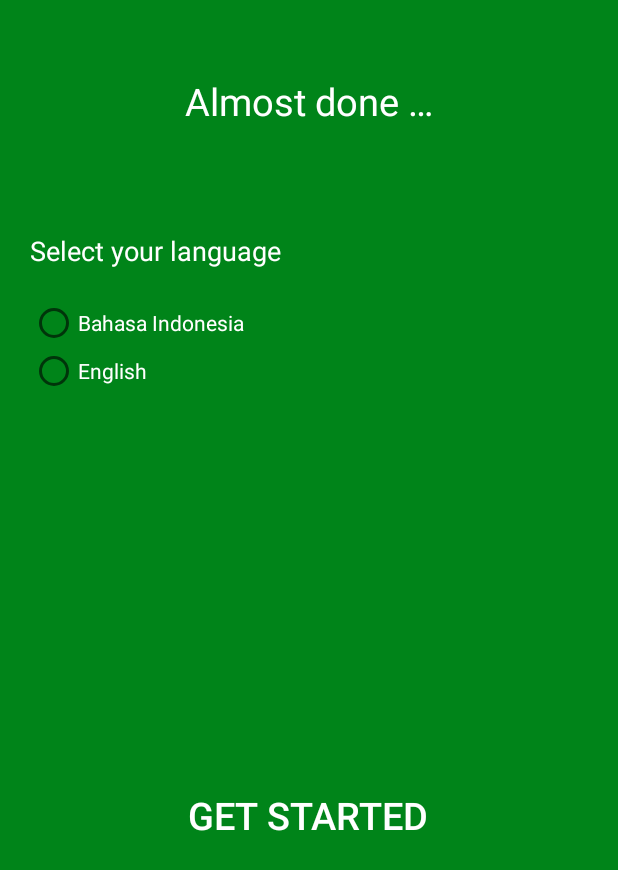
After one commit to mrbagaskoro/android-mycillin-user, an Android app: the layout fragment_intro_four.xml on its own in the app's theme, with its tools: preview values and no code run, on a phone screen of 412 x 824 dp. The commit adds this screen. Shown: the top 870 px of the screen. Run offline under Robolectric (Android 15) with nearby library versions, the phone set to English and light mode, and no system bars.

Commit message:
Add Intro Activity

```diff
--- a/app/build.gradle
+++ b/app/build.gradle
@@ -34,6 +34,7 @@ dependencies {
     compile 'com.facebook.stetho:stetho:1.5.0'
     compile 'com.ahmedjazzar.rosetta:rosetta:1.0.1'
     compile 'com.github.apl-devs:appintro:v4.2.2'
+    compile 'com.android.support:support-v4:26.+'
     testCompile 'junit:junit:4.12'
     annotationProcessor 'com.jakewharton:butterknife-compiler:8.6.0'
 }
--- a/app/src/main/AndroidManifest.xml
+++ b/app/src/main/AndroidManifest.xml
@@ -39,7 +39,7 @@
             android:name=".activity.MainActivity"
             android:label="@string/app_name"
             android:theme="@style/AppTheme.NoActionBar" />
-        <activity android:name=".activity.LanguagePreferencesActivity"></activity>
+        <activity android:name=".activity.IntroActivity"></activity>
     </application>
 
 </manifest>
--- a/app/src/main/java/com/mycillin/user/activity/SplashActivity.java
+++ b/app/src/main/java/com/mycillin/user/activity/SplashActivity.java
@@ -29,7 +29,7 @@ public class SplashActivity extends AppCompatActivity {
         Handler handler = new Handler(Looper.getMainLooper());
         handler.postDelayed(new Runnable() {
             public void run() {
-                Intent intent = new Intent(SplashActivity.this, LanguagePreferencesActivity.class);
+                Intent intent = new Intent(SplashActivity.this, IntroActivity.class);
                 startActivity(intent);
                 finish();
             }
--- a/app/src/main/res/layout/activity_language_preferences.xml
+++ b/app/src/main/res/layout/activity_intro.xml
@@ -3,7 +3,7 @@
     xmlns:tools="http://schemas.android.com/tools"
     android:layout_width="match_parent"
     android:layout_height="match_parent"
-    tools:context="com.mycillin.user.activity.LanguagePreferencesActivity">
+    tools:context="com.mycillin.user.activity.IntroActivity">
 
     <include layout="@layout/component_toolbar" />
 
--- /dev/null
+++ b/app/src/main/res/layout/fragment_intro_four.xml
@@ -0,0 +1,108 @@
+<?xml version="1.0" encoding="utf-8"?>
+<RelativeLayout xmlns:android="http://schemas.android.com/apk/res/android"
+    android:layout_width="match_parent"
+    android:layout_height="match_parent"
+    android:orientation="vertical"
+    android:background="@color/colorPrimaryDark">
+
+    <TextView
+        android:id="@+id/introFour_tv_desc"
+        android:layout_width="wrap_content"
+        android:layout_height="wrap_content"
+        android:padding="50dp"
+        android:text="@string/intro_four_desc"
+        android:textSize="25sp"
+        android:layout_centerHorizontal="true"
+        android:textColor="#ffffff" />
+
+    <TextView
+        android:id="@+id/introFour_tv_languageSelectTxt"
+        android:layout_below="@+id/introFour_tv_desc"
+        android:layout_width="wrap_content"
+        android:layout_height="wrap_content"
+        android:padding="20dp"
+        android:text="@string/intro_four_select_language"
+        android:textSize="18sp"
+        android:textColor="#ffffff" />
+
+    <RadioGroup
+        android:id="@+id/introFour_rg_radioGroup"
+        android:layout_below="@+id/introFour_tv_languageSelectTxt"
+        android:layout_width="fill_parent"
+        android:layout_height="wrap_content"
+        android:paddingLeft="20dp"
+        android:paddingStart="20dp"
+        android:paddingRight="20dp"
+        android:paddingEnd="20dp"
+        android:orientation="vertical">
+
+        <RadioButton
+            android:id="@+id/introFour_rb_radioIn"
+            android:layout_width="wrap_content"
+            android:layout_height="wrap_content"
+            android:layout_marginEnd="@dimen/spacing_medium"
+            android:text="@string/intro_four_language_in"
+            android:textColor="@color/white" />
+
+        <RadioButton
+            android:id="@+id/introFour_rb_radioEn"
+            android:layout_width="wrap_content"
+            android:layout_height="wrap_content"
+            android:layout_marginEnd="@dimen/spacing_medium"
+            android:text="@string/intro_four_language_en"
+            android:textColor="@color/white" />
+
+        <!--<LinearLayout
+            android:layout_width="wrap_content"
+            android:layout_height="wrap_content"
+            android:orientation="horizontal" >
+
+            <RadioButton
+                android:id="@+id/introFour_rb_radioIn"
+                android:layout_width="wrap_content"
+                android:layout_height="wrap_content"
+                android:layout_marginEnd="@dimen/spacing_medium"
+                android:text="@string/intro_four_language_in"
+                android:textColor="@color/white" />
+
+            &lt;!&ndash;<ImageView
+                android:layout_width="wrap_content"
+                android:layout_height="wrap_content"
+                android:src="@drawable/ic_menu_camera" />&ndash;&gt;
+
+        </LinearLayout>
+
+        <LinearLayout
+            android:layout_width="wrap_content"
+            android:layout_height="wrap_content"
+            android:orientation="horizontal" >
+
+            <RadioButton
+                android:id="@+id/introFour_rb_radioEn"
+                android:layout_width="wrap_content"
+                android:layout_height="wrap_content"
+                android:layout_marginEnd="@dimen/spacing_medium"
+                android:text="@string/intro_four_language_en"
+                android:textColor="@color/white" />
+
+            &lt;!&ndash;<ImageView
+                android:layout_width="wrap_content"
+                android:layout_height="wrap_content"
+                android:src="@drawable/ic_menu_camera" />&ndash;&gt;
+
+        </LinearLayout>-->
+    </RadioGroup>
+
+    <Button
+        android:id="@+id/introFour_bt_getStartedBtn"
+        android:layout_below="@+id/introFour_rg_radioGroup"
+        android:layout_width="wrap_content"
+        android:layout_height="wrap_content"
+        android:layout_centerHorizontal="true"
+        android:layout_alignParentBottom="true"
+        android:text="@string/intro_four_get_started"
+        android:textSize="25sp"
+        android:textColor="@color/white"
+        android:background="@android:color/transparent"/>
+
+</RelativeLayout>
--- a/app/src/main/res/values/strings.xml
+++ b/app/src/main/res/values/strings.xml
@@ -21,5 +21,17 @@
     <string name="izinkan">IZINKAN</string>
     <string name="location">Location</string>
     <string name="camera">Camera</string>
+    <string name="intro_one_desc">We do not know when we are sick and need health service</string>
+    <string name="intro_two_desc">Medical field innovations make it easier for you to access health services</string>
+    <string name="intro_three_desc">Let\'s join with MyCillin big family</string>
+    <string name="intro_three_title">and.. happy family is yours</string>
+    <string name="intro_four_desc">Almost done …</string>
+
+    <!-- TODO: Remove or change this placeholder text -->
+    <string name="hello_blank_fragment">Hello blank fragment</string>
+    <string name="intro_four_select_language">Select your language</string>
+    <string name="intro_four_language_in">Bahasa Indonesia</string>
+    <string name="intro_four_language_en">English</string>
+    <string name="intro_four_get_started">GET STARTED</string>
 
 </resources>
--- a/app/src/main/res/values/styles.xml
+++ b/app/src/main/res/values/styles.xml
@@ -20,4 +20,9 @@
 
     <style name="AppTheme.PopupOverlay" parent="ThemeOverlay.AppCompat.Light" />
 
+    <style name="RadioButtonStyle" parent="Theme.AppCompat.Light">
+        <item name="colorAccent">@color/colorPrimaryDark</item>
+        <item name="android:textColorSecondary">@color/colorPrimaryDark</item>
+    </style>
+
 </resources>
```
Also changed, not shown: app/src/main/java/com/mycillin/user/activity/IntroActivity.java (added, +36 -0 lines), app/src/main/java/com/mycillin/user/activity/LanguagePreferencesActivity.java (deleted, +0 -15 lines), app/src/main/java/com/mycillin/user/fragment/IntroFourFragment.java (added, +69 -0 lines), app/src/main/java/com/mycillin/user/fragment/IntroOneFragment.java (added, +42 -0 lines), app/src/main/java/com/mycillin/user/fragment/IntroThreeFragment.java (added, +42 -0 lines), app/src/main/java/com/mycillin/user/fragment/IntroTwoFragment.java (added, +42 -0 lines), app/src/main/res/layout/fragment_intro_one.xml (added, +28 -0 lines), app/src/main/res/layout/fragment_intro_three.xml (added, +37 -0 lines), app/src/main/res/layout/fragment_intro_two.xml (added, +31 -0 lines), app/src/main/res/drawable/intro_one.png (added), app/src/main/res/drawable/intro_three.png (added), app/src/main/res/drawable/intro_two.png (added).
